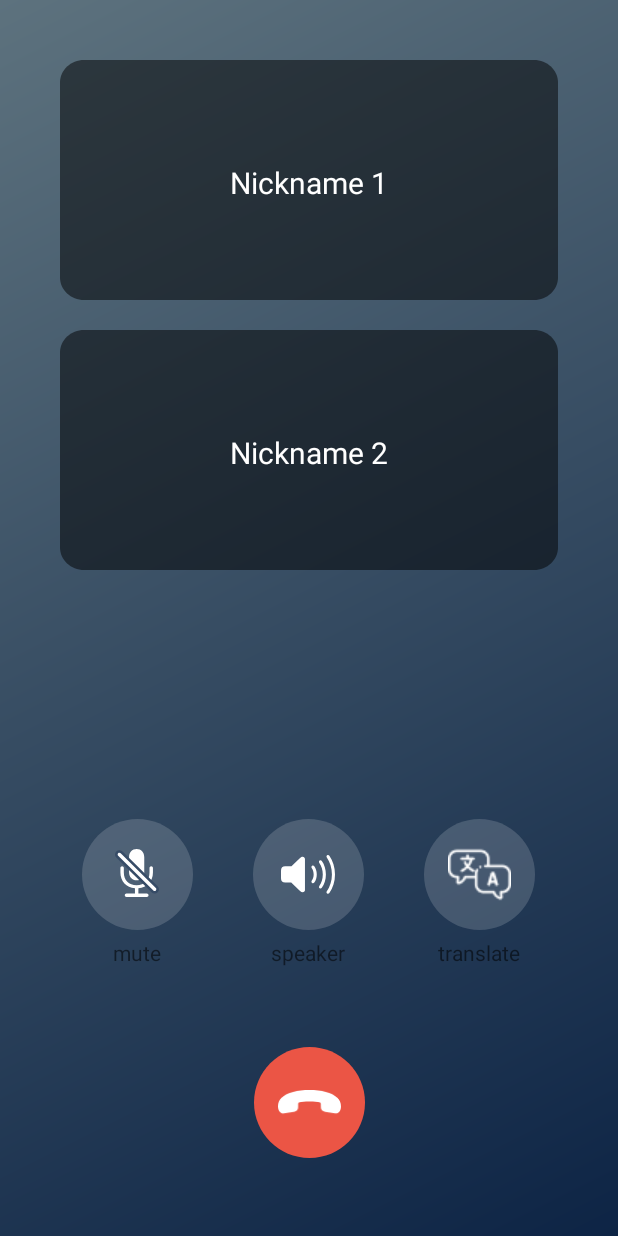
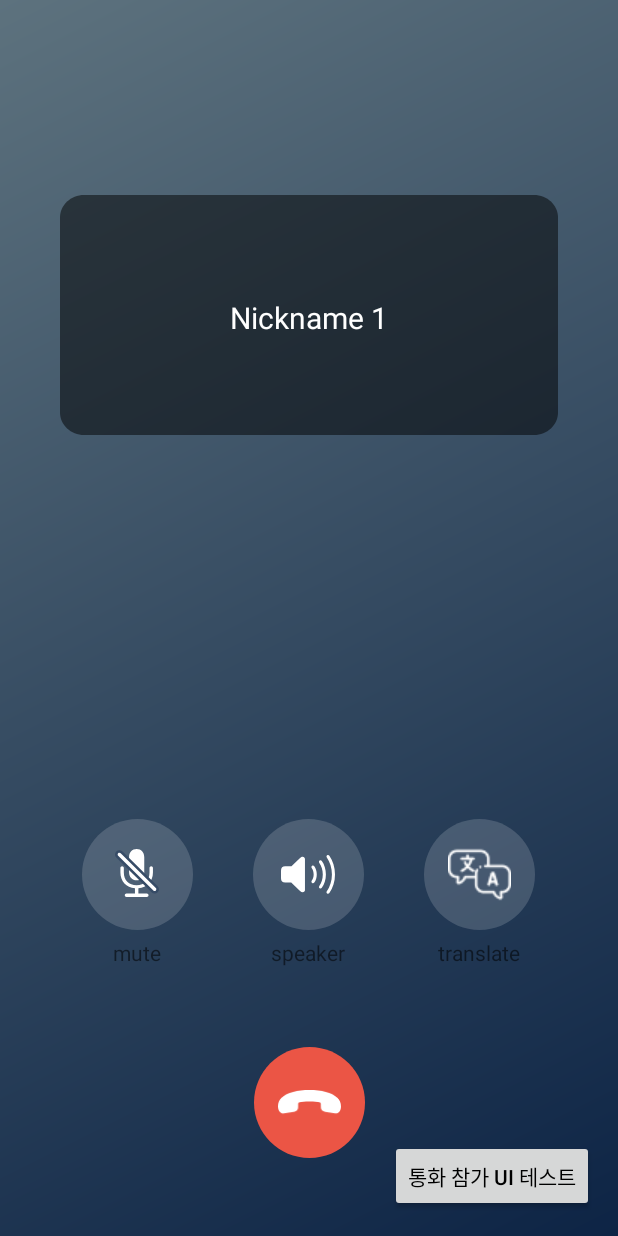
Before and after one commit to tukcomCD2024/4K, an Android app: the Calling screen opened directly, with no data from a screen before it, on a phone screen of 412 x 824 dp. Run offline under Robolectric (Android 15) with nearby library versions, the phone set to English and light mode, and no system bars.

Commit message:
통화요청, 통화중
통화요청, 통화중

```diff
--- a/app/build.gradle.kts
+++ b/app/build.gradle.kts
@@ -49,5 +49,5 @@ dependencies {
     implementation ("com.squareup.retrofit2:converter-gson:2.9.0")
     implementation ("com.android.volley:volley:1.2.1")
     implementation ("com.google.code.gson:gson:2.10.1")
-    implementation ("org.webrtc:google-webrtc:")
+    //implementation ("org.webrtc:google-webrtc:")
 }
--- a/app/src/main/java/com/example/front_end_android/Calling.kt
+++ b/app/src/main/java/com/example/front_end_android/Calling.kt
@@ -2,6 +2,7 @@ package com.example.front_end_android
 
 import androidx.appcompat.app.AppCompatActivity
 import android.os.Bundle
+import android.view.View
 import com.example.front_end_android.databinding.ActivityCallingBinding
 
 class Calling : AppCompatActivity() {
@@ -13,6 +14,15 @@ class Calling : AppCompatActivity() {
         binding = ActivityCallingBinding.inflate(layoutInflater)
         setContentView(R.layout.activity_calling)
 
+        binding.buttonTest.setOnClickListener {
+            binding.callingPeople1.visibility = View.VISIBLE
+            binding.callingPeople2.visibility = View.VISIBLE
+            binding.nickname1.visibility = View.VISIBLE
+            binding.nickname2.visibility = View.VISIBLE
+            binding.callingPeopleInit.visibility = View.GONE
+            binding.nicknameInit.visibility = View.GONE
+        }
+
         binding.exitCallBackground.setOnClickListener {
             finish()
         }
--- a/app/src/main/res/layout/activity_calling.xml
+++ b/app/src/main/res/layout/activity_calling.xml
@@ -25,6 +25,7 @@
             android:layout_marginStart="40dp"
             android:layout_marginEnd="40dp"
             android:layout_height="160dp"
+            android:visibility="invisible"
             android:background="@drawable/calling_people_background">
 
             <TextView
@@ -34,8 +35,30 @@
                 android:textColor="@color/white"
                 android:textSize="20sp"
                 android:text="@string/nickname1"
+                android:visibility="invisible"
                 android:background="@android:color/transparent"
                 android:layout_centerInParent="true"/>
+
+        </RelativeLayout>
+
+        <RelativeLayout
+            android:id="@+id/calling_people_init"
+            android:layout_width="match_parent"
+            android:layout_height="160dp"
+            android:layout_marginStart="40dp"
+            android:layout_marginTop="130dp"
+            android:layout_marginEnd="40dp"
+            android:background="@drawable/calling_people_background">
+
+            <TextView
+                android:id="@+id/nickname_init"
+                android:layout_width="wrap_content"
+                android:layout_height="24dp"
+                android:layout_centerInParent="true"
+                android:background="@android:color/transparent"
+                android:text="@string/nickname1"
+                android:textColor="@color/white"
+                android:textSize="20sp" />
 
         </RelativeLayout>
 
@@ -46,6 +69,7 @@
             android:layout_marginEnd="40dp"
             android:layout_width="match_parent"
             android:layout_height="160dp"
+            android:visibility="invisible"
             android:layout_below="@id/calling_people1"
             android:background="@drawable/calling_people_background">
 
@@ -55,6 +79,7 @@
                 android:layout_height="24dp"
                 android:textColor="@color/white"
                 android:textSize="20sp"
+                android:visibility="invisible"
                 android:text="@string/nickname2"
                 android:background="@android:color/transparent"
                 android:layout_centerInParent="true"/>
@@ -205,4 +230,14 @@
             android:src="@drawable/exit_call" />
     </RelativeLayout>
 
+    <Button
+        android:id="@+id/button_test"
+        android:layout_width="wrap_content"
+        android:layout_height="wrap_content"
+        android:layout_marginEnd="16dp"
+        android:layout_marginBottom="16dp"
+        android:text="통화 참가 ui 테스트"
+        app:layout_constraintBottom_toBottomOf="parent"
+        app:layout_constraintEnd_toEndOf="parent" />
+
 </androidx.constraintlayout.widget.ConstraintLayout>
```
